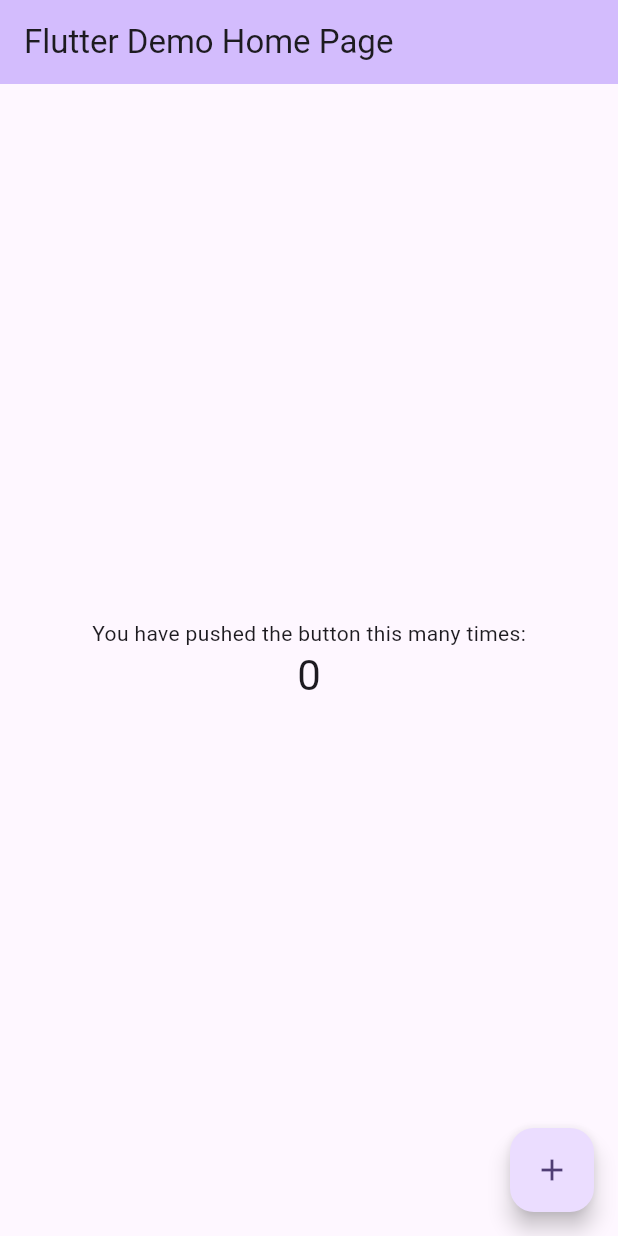
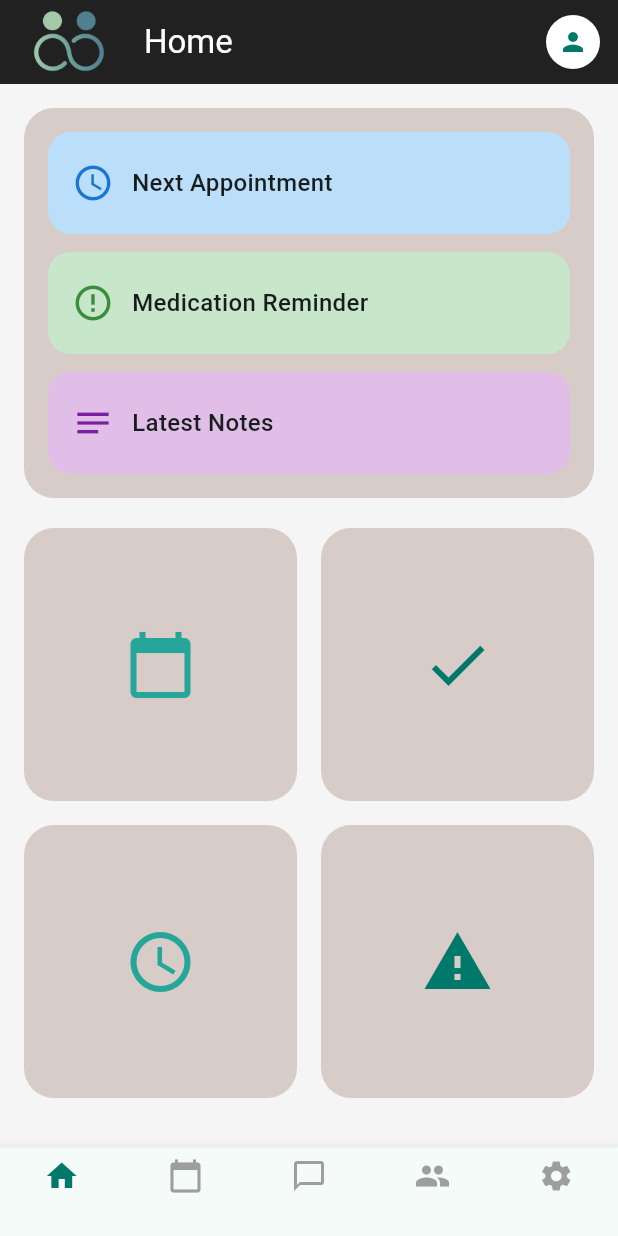
Before and after one commit to FinleyConway/prototype_project, a Flutter app: the screen it shows after launch, on a phone screen of 412 x 824 dp. Run offline on Flutter 3.47's test engine with Material 3 defaults, Android fonts, the phone set to English and light mode, and no system bars; our stand-ins replace sqflite_common_ffi; accounts and stored records are empty.

Commit message:
Implement homepage with info cards, grid tiles, and bottom navigation

```diff
--- a/lib/main.dart
+++ b/lib/main.dart
@@ -1,4 +1,5 @@
 import 'package:flutter/material.dart';
+import 'pages/home_page.dart';
 
 void main() {
   runApp(const MyApp());
@@ -11,7 +12,7 @@ class MyApp extends StatelessWidget {
   @override
   Widget build(BuildContext context) {
     return MaterialApp(
-      title: 'Flutter Demo',
+      title: 'Caregiver App',
       theme: ThemeData(
         // This is the theme of your application.
         //
@@ -28,95 +29,9 @@ class MyApp extends StatelessWidget {
         //
         // This works for code too, not just values: Most code changes can be
         // tested with just a hot reload.
-        colorScheme: ColorScheme.fromSeed(seedColor: Colors.deepPurple),
+        colorScheme: ColorScheme.fromSeed(seedColor: Colors.teal),
       ),
-      home: const MyHomePage(title: 'Flutter Demo Home Page'),
+      home: const HomePage(),
     );
   }
 }
-
-class MyHomePage extends StatefulWidget {
-  const MyHomePage({super.key, required this.title});
-
-  // This widget is the home page of your application. It is stateful, meaning
-  // that it has a State object (defined below) that contains fields that affect
-  // how it looks.
-
-  // This class is the configuration for the state. It holds the values (in this
-  // case the title) provided by the parent (in this case the App widget) and
-  // used by the build method of the State. Fields in a Widget subclass are
-  // always marked "final".
-
-  final String title;
-
-  @override
-  State<MyHomePage> createState() => _MyHomePageState();
-}
-
-class _MyHomePageState extends State<MyHomePage> {
-  int _counter = 0;
-
-  void _incrementCounter() {
-    setState(() {
-      // This call to setState tells the Flutter framework that something has
-      // changed in this State, which causes it to rerun the build method below
-      // so that the display can reflect the updated values. If we changed
-      // _counter without calling setState(), then the build method would not be
-      // called again, and so nothing would appear to happen.
-      _counter++;
-    });
-  }
-
-  @override
-  Widget build(BuildContext context) {
-    // This method is rerun every time setState is called, for instance as done
-    // by the _incrementCounter method above.
-    //
-    // The Flutter framework has been optimized to make rerunning build methods
-    // fast, so that you can just rebuild anything that needs updating rather
-    // than having to individually change instances of widgets.
-    return Scaffold(
-      appBar: AppBar(
-        // TRY THIS: Try changing the color here to a specific color (to
-        // Colors.amber, perhaps?) and trigger a hot reload to see the AppBar
-        // change color while the other colors stay the same.
-        backgroundColor: Theme.of(context).colorScheme.inversePrimary,
-        // Here we take the value from the MyHomePage object that was created by
-        // the App.build method, and use it to set our appbar title.
-        title: Text(widget.title),
-      ),
-      body: Center(
-        // Center is a layout widget. It takes a single child and positions it
-        // in the middle of the parent.
-        child: Column(
-          // Column is also a layout widget. It takes a list of children and
-          // arranges them vertically. By default, it sizes itself to fit its
-          // children horizontally, and tries to be as tall as its parent.
-          //
-          // Column has various properties to control how it sizes itself and
-          // how it positions its children. Here we use mainAxisAlignment to
-          // center the children vertically; the main axis here is the vertical
-          // axis because Columns are vertical (the cross axis would be
-          // horizontal).
-          //
-          // TRY THIS: Invoke "debug painting" (choose the "Toggle Debug Paint"
-          // action in the IDE, or press "p" in the console), to see the
-          // wireframe for each widget.
-          mainAxisAlignment: MainAxisAlignment.center,
-          children: <Widget>[
-            const Text('You have pushed the button this many times:'),
-            Text(
-              '$_counter',
-              style: Theme.of(context).textTheme.headlineMedium,
-            ),
-          ],
-        ),
-      ),
-      floatingActionButton: FloatingActionButton(
-        onPressed: _incrementCounter,
-        tooltip: 'Increment',
-        child: const Icon(Icons.add),
-      ), // This trailing comma makes auto-formatting nicer for build methods.
-    );
-  }
-}
--- /dev/null
+++ b/lib/pages/home_page.dart
@@ -0,0 +1,155 @@
+import 'package:flutter/material.dart';
+
+class HomePage extends StatelessWidget {
+  const HomePage({super.key});
+
+  @override
+  Widget build(BuildContext context) {
+    return Scaffold(
+      backgroundColor: Colors.grey[100],
+      appBar: AppBar(
+        backgroundColor: Colors.grey[900],
+        leadingWidth: 80,  // More space
+        leading: Padding(
+          padding: const EdgeInsets.only(left: 12.0),
+          child: Image.asset(
+            'assets/images/notextLogo.png',
+            width: 40,
+            height: 40,
+          ),
+        ),
+        title: const Text(
+          'Home',
+          style: TextStyle(color: Colors.white),
+        ),
+        actions: [
+          Padding(
+            padding: const EdgeInsets.only(right: 12.0),
+            child: CircleAvatar(
+              radius: 18,
+              backgroundColor: Colors.white,
+              child: Icon(Icons.person, color: Colors.teal[700], size: 20),
+            ),
+          ),
+        ],
+      ),
+      body: SingleChildScrollView(
+        padding: const EdgeInsets.all(16.0),
+        child: Column(
+          children: [
+            _buildInfoCardsSection(),
+            const SizedBox(height: 20),
+            _buildGridTilesSection(),
+          ],
+        ),
+      ),
+      bottomNavigationBar: _buildBottomNavBar(),
+    );
+  }
+
+  Widget _buildInfoCardsSection() {
+    return Container(
+      padding: const EdgeInsets.all(16),
+      decoration: BoxDecoration(
+        color: Colors.brown[100],
+        borderRadius: BorderRadius.circular(20),
+      ),
+      child: Column(
+        children: [
+          _buildInfoCard(
+            icon: Icons.access_time,
+            title: 'Next Appointment',
+            color: Colors.blue[100]!,
+            iconColor: Colors.blue[700]!,
+          ),
+          const SizedBox(height: 12),
+          _buildInfoCard(
+            icon: Icons.error_outline,
+            title: 'Medication Reminder',
+            color: Colors.green[100]!,
+            iconColor: Colors.green[700]!,
+          ),
+          const SizedBox(height: 12),
+          _buildInfoCard(
+            icon: Icons.notes,
+            title: 'Latest Notes',
+            color: Colors.purple[100]!,
+            iconColor: Colors.purple[700]!,
+          ),
+        ],
+      ),
+    );
+  }
+
+  Widget _buildInfoCard({
+    required IconData icon,
+    required String title,
+    required Color color,
+    required Color iconColor,
+  }) {
+    return Container(
+      padding: const EdgeInsets.symmetric(horizontal: 16, vertical: 20),
+      decoration: BoxDecoration(
+        color: color,
+        borderRadius: BorderRadius.circular(15),
+      ),
+      child: Row(
+        children: [
+          Icon(icon, color: iconColor, size: 28),
+          const SizedBox(width: 12),
+          Text(
+            title,
+            style: const TextStyle(
+              fontSize: 16,
+              fontWeight: FontWeight.w500,
+            ),
+          ),
+        ],
+      ),
+    );
+  }
+
+  Widget _buildGridTilesSection() {
+    return GridView.count(
+      shrinkWrap: true,
+      physics: const NeverScrollableScrollPhysics(),
+      crossAxisCount: 2,
+      mainAxisSpacing: 16,
+      crossAxisSpacing: 16,
+      children: [
+        _buildGridTile(Icons.calendar_today, Colors.teal[400]!),
+        _buildGridTile(Icons.check, Colors.teal[700]!),
+        _buildGridTile(Icons.access_time, Colors.teal[400]!),
+        _buildGridTile(Icons.warning, Colors.teal[700]!),
+      ],
+    );
+  }
+
+  Widget _buildGridTile(IconData icon, Color iconColor) {
+    return Container(
+      decoration: BoxDecoration(
+        color: Colors.brown[100],
+        borderRadius: BorderRadius.circular(20),
+      ),
+      child: Center(
+        child: Icon(icon, color: iconColor, size: 48),
+      ),
+    );
+  }
+
+  Widget _buildBottomNavBar() {
+    return BottomNavigationBar(
+      type: BottomNavigationBarType.fixed,
+      selectedItemColor: Colors.teal[700],
+      unselectedItemColor: Colors.grey,
+      currentIndex: 0,
+      items: const [
+        BottomNavigationBarItem(icon: Icon(Icons.home), label: ''),
+        BottomNavigationBarItem(icon: Icon(Icons.calendar_today), label: ''),
+        BottomNavigationBarItem(icon: Icon(Icons.chat_bubble_outline), label: ''),
+        BottomNavigationBarItem(icon: Icon(Icons.people), label: ''),
+        BottomNavigationBarItem(icon: Icon(Icons.settings), label: ''),
+      ],
+    );
+  }
+}
--- a/pubspec.yaml
+++ b/pubspec.yaml
@@ -61,10 +61,8 @@ flutter:
   uses-material-design: true
 
   # To add assets to your application, add an assets section, like this:
-  # assets:
-  #   - images/a_dot_burr.jpeg
-  #   - images/a_dot_ham.jpeg
-
+  assets:
+    - assets/images/
   # An image asset can refer to one or more resolution-specific "variants", see
   # https://flutter.dev/to/resolution-aware-images
 
```
Also changed, not shown: assets/images/notextLogo.png (added).
